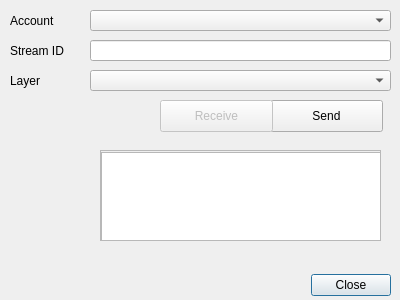
This is speckle_qgis_dialog_base.ui in specklesystems/speckle-qgis as Qt 5 draws it before an edit. The edited form follows.
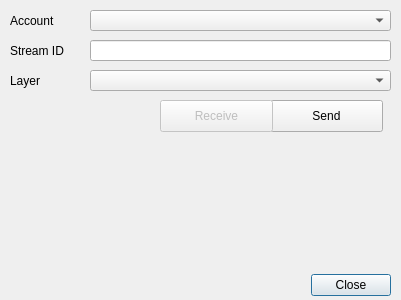
This is the edited form.

```diff
--- a/speckle_qgis_dialog_base.ui
+++ b/speckle_qgis_dialog_base.ui
@@ -6,7 +6,7 @@
    <rect>
     <x>0</x>
     <y>0</y>
-    <width>400</width>
+    <width>401</width>
     <height>300</height>
    </rect>
   </property>
@@ -130,39 +130,6 @@
     <string>Receive</string>
    </property>
   </widget>
-  <widget class="QScrollArea" name="scrollArea">
-   <property name="geometry">
-    <rect>
-     <x>100</x>
-     <y>150</y>
-     <width>281</width>
-     <height>91</height>
-    </rect>
-   </property>
-   <property name="widgetResizable">
-    <bool>true</bool>
-   </property>
-   <widget class="QWidget" name="scrollAreaWidgetContents">
-    <property name="geometry">
-     <rect>
-      <x>0</x>
-      <y>0</y>
-      <width>279</width>
-      <height>89</height>
-     </rect>
-    </property>
-    <widget class="QListWidget" name="listWidget">
-     <property name="geometry">
-      <rect>
-       <x>0</x>
-       <y>1</y>
-       <width>281</width>
-       <height>192</height>
-      </rect>
-     </property>
-    </widget>
-   </widget>
-  </widget>
  </widget>
  <resources/>
  <connections>
```
